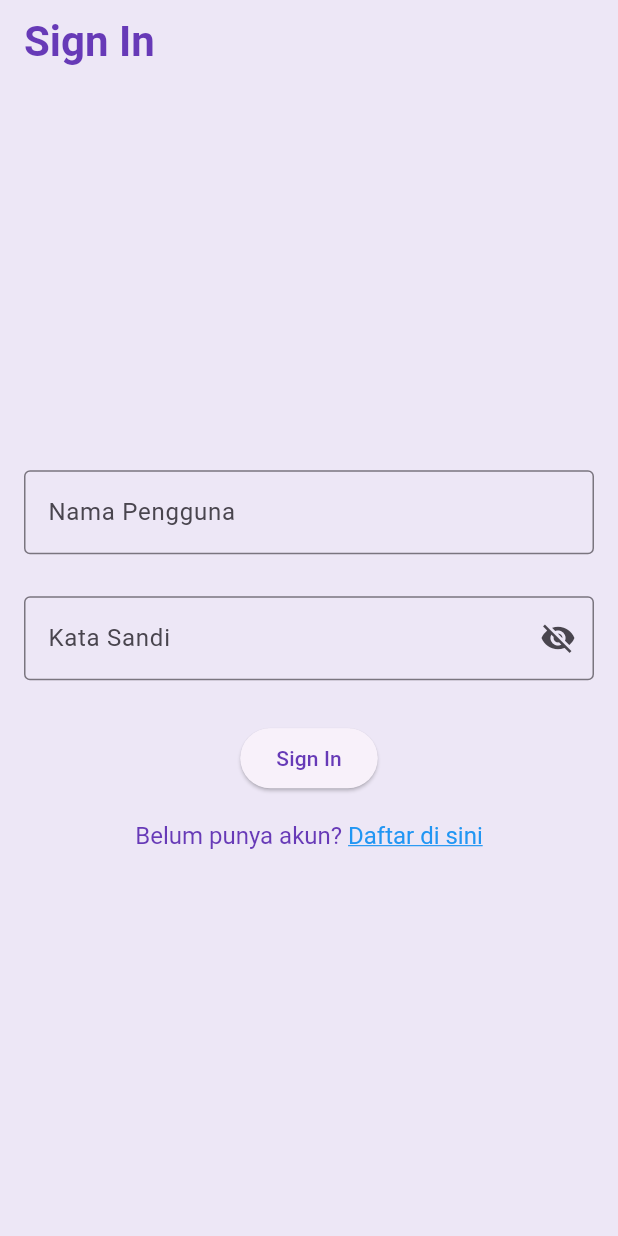
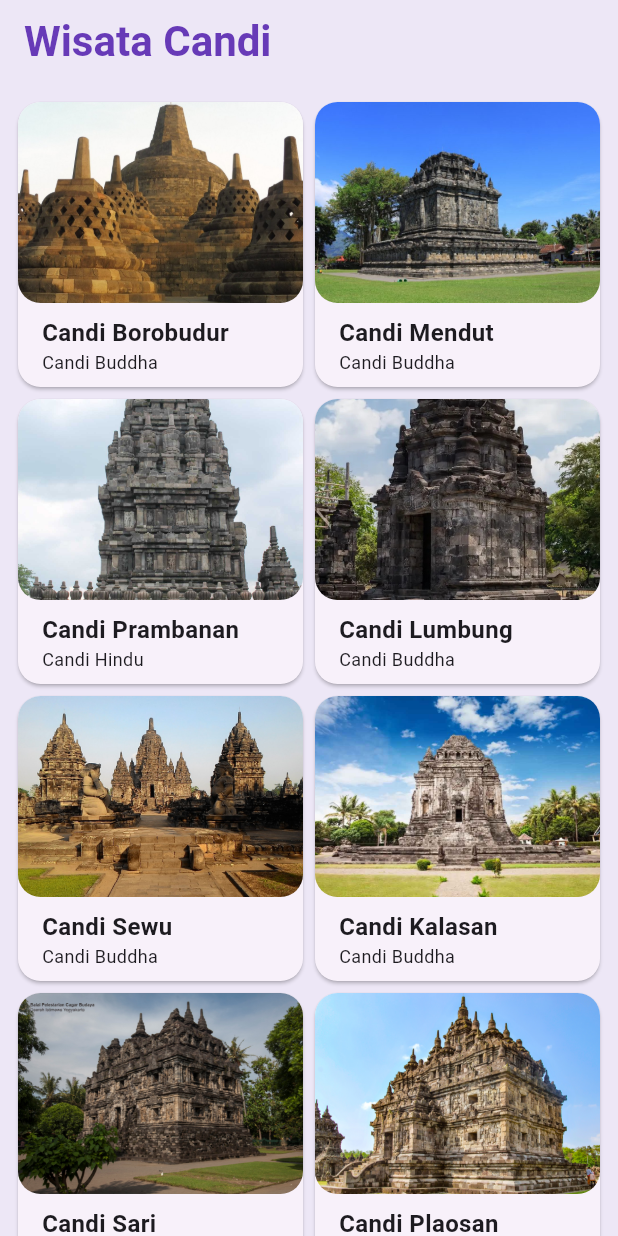
Before and after one commit to hafiizkz/wisata_candi_muhammadhafis, a Flutter app: the screen it shows after launch, on a phone screen of 412 x 824 dp. Run offline on Flutter 3.47's test engine with Material 3 defaults, Android fonts, the phone set to English and light mode, and no system bars; our stand-ins replace cached_network_image.

Commit message:
Pertemuan 18

```diff
--- a/lib/main.dart
+++ b/lib/main.dart
@@ -3,6 +3,9 @@ import 'package:wisata_candi_muhammadhafis/data/candi_data.dart';
 import 'package:wisata_candi_muhammadhafis/screens/profile_screen.dart';
 import 'package:wisata_candi_muhammadhafis/screens/signin_screen.dart';
 import 'screens/detail_screen.dart';
+import 'package:wisata_candi_muhammadhafis/screens/signup_screen.dart';
+import 'package:wisata_candi_muhammadhafis/screens/search_screen.dart';
+import 'package:wisata_candi_muhammadhafis/screens/home_screen.dart';
 
 
 void main() {
@@ -14,6 +17,7 @@ class MyApp extends StatelessWidget {
   @override
   Widget build(BuildContext context) {
     return MaterialApp(
+      debugShowCheckedModeBanner: false,
       title: 'Wisata Candi',
       theme: ThemeData(
         appBarTheme: const AppBarTheme(
@@ -31,7 +35,7 @@ class MyApp extends StatelessWidget {
         ),
         useMaterial3: true,
       ),
-      home: SignInScreen(),
+      home: HomeScreen(),
     );
   }
 }
--- /dev/null
+++ b/lib/screens/home_screen.dart
@@ -0,0 +1,38 @@
+import 'package:flutter/material.dart';
+import 'package:wisata_candi_muhammadhafis/models/candi.dart';
+import 'package:wisata_candi_muhammadhafis/widgets/item_card.dart';
+
+import '../data/candi_data.dart'; // pastikan file ItemCard sudah ada
+
+class HomeScreen extends StatefulWidget {
+  const HomeScreen({super.key});
+
+  @override
+  State<HomeScreen> createState() => _HomeScreenState();
+}
+
+class _HomeScreenState extends State<HomeScreen> {
+  @override
+  Widget build(BuildContext context) {
+    return Scaffold(
+      // TODO: 1. Buat AppBar dengan judul Wisata Candi
+      appBar: AppBar(
+        title: const Text('Wisata Candi'),
+      ),
+
+      // TODO: 2. Buat body dengan GridView.builder
+      body: GridView.builder(
+        gridDelegate: const SliverGridDelegateWithFixedCrossAxisCount(
+          crossAxisCount: 2, // dua kolom
+        ),
+        padding: const EdgeInsets.all(8),
+        itemCount: candiList.length,
+        itemBuilder: (context, index) {
+          // TODO: 3. Buat ItemCard sebagai return value
+          Candi candi = candiList[index];
+          return ItemCard(candi: candi);
+        },
+      ),
+    );
+  }
+}
--- a/lib/screens/signin_screen.dart
+++ b/lib/screens/signin_screen.dart
@@ -1,4 +1,3 @@
-
 import 'package:flutter/material.dart';
 import 'package:flutter/gestures.dart';
 
--- /dev/null
+++ b/lib/widgets/item_card.dart
@@ -0,0 +1,76 @@
+import 'package:flutter/material.dart';
+import '../models/candi.dart';
+import '../screens/detail_screen.dart';
+
+class ItemCard extends StatelessWidget {
+  // TODO: 1. Deklarasikan variabel yang dibutuhkan dan pasang pada konstruktor
+  final Candi candi;
+
+  const ItemCard({super.key, required this.candi});
+
+  @override
+  Widget build(BuildContext context) {
+    return InkWell(
+      // TODO: 6. Routing ke DetailScreen
+      onTap: () {
+        Navigator.push(
+          context,
+          MaterialPageRoute(
+            builder: (context) => DetailScreen(candi: candi),
+          ),
+        );
+      },
+      child: Card(
+        // TODO: 2. Tetapkan parameter shape, margin, dan elevation dari Cari
+        shape: RoundedRectangleBorder(
+          borderRadius: BorderRadius.circular(15),
+        ),
+        margin: const EdgeInsets.all(4),
+        elevation: 1,
+        child: Column(
+          crossAxisAlignment: CrossAxisAlignment.start,
+          children: [
+            // TODO: 3. Buat image sebagai anak dari column
+            Expanded(
+              // TODO: 7. Hero animation
+              child: Hero(
+                tag: candi.imageAsset,
+                child: ClipRRect(
+                  borderRadius: BorderRadius.circular(15),
+                  child: Image.asset(
+                    candi.imageAsset,
+                    width: double.infinity,
+                    fit: BoxFit.cover,
+                  ),
+                ),
+              ),
+            ),
+
+            // TODO: 4. Buat text sebagai anak dari column (Nama candi)
+            Padding(
+              padding: const EdgeInsets.only(left: 16, top: 8),
+              child: Text(
+                candi.name,
+                style: const TextStyle(
+                  fontSize: 16,
+                  fontWeight: FontWeight.bold,
+                ),
+              ),
+            ),
+
+            // TODO: 5. Buat text kedua sebagai anak dari column (Tipe candi)
+            Padding(
+              padding: const EdgeInsets.only(left: 16, bottom: 8),
+              child: Text(
+                candi.type,
+                style: const TextStyle(
+                  fontSize: 12,
+                ),
+              ),
+            ),
+          ],
+        ),
+      ),
+    );
+  }
+}
```
Also changed, not shown: lib/screens/search_screen.dart (added, +120 -0 lines), lib/screens/signup_screen.dart (added, +121 -0 lines).
